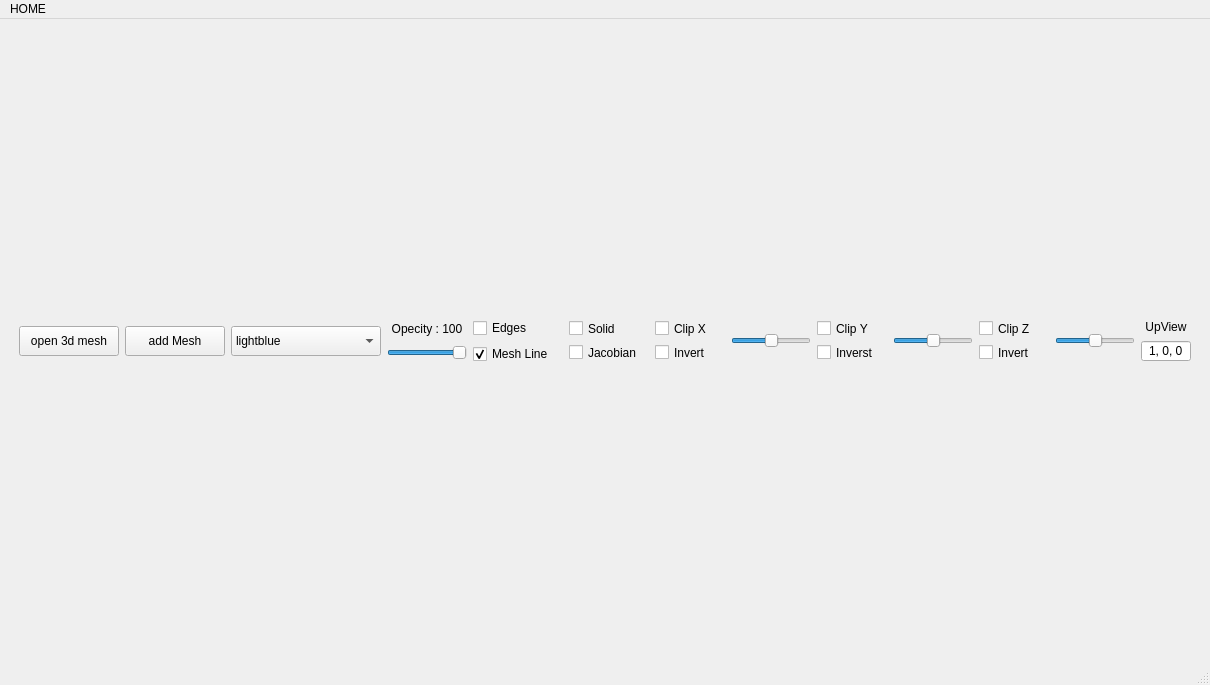
Qt form blankWindow.ui (Jongguk-Kim/MeshViewer) before a commit.
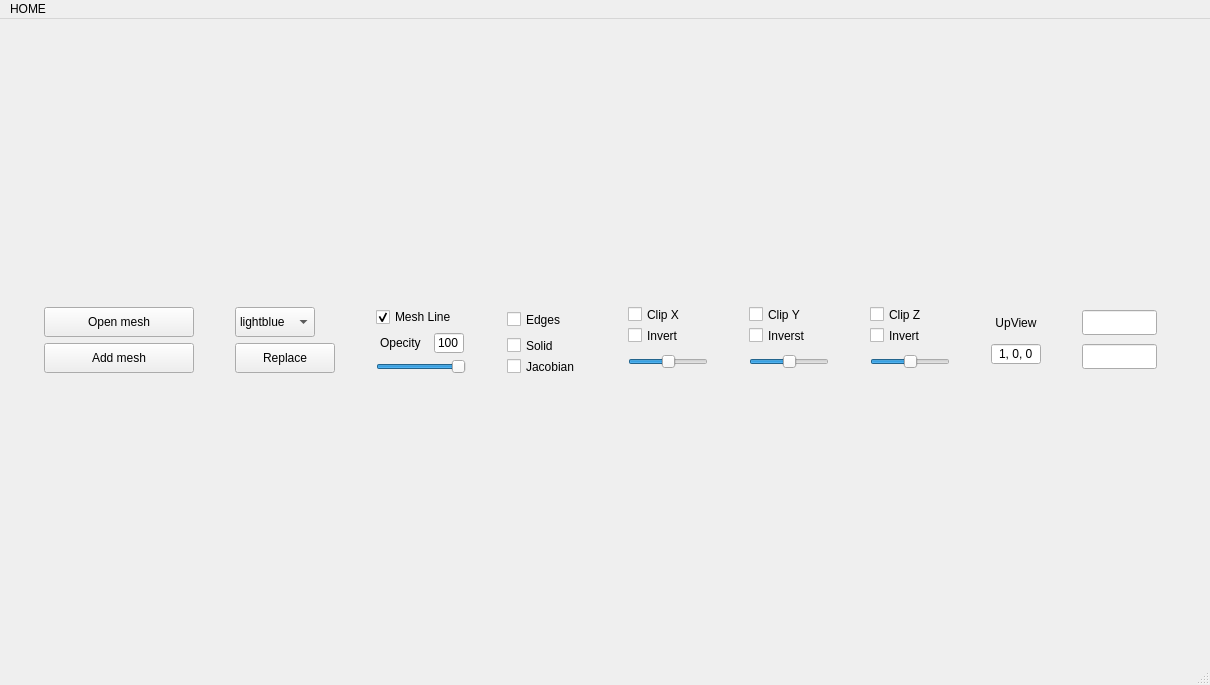
The same form after that commit.

Commit message:
sdb, sfric mesh reading
SMART GEOMETRY

What changed in the file:
```diff
--- a/blankWindow.ui
+++ b/blankWindow.ui
@@ -21,38 +21,54 @@
     <item row="0" column="0">
      <layout class="QHBoxLayout" name="horizontalLayout">
       <item>
+       <layout class="QVBoxLayout" name="verticalLayout_solid_Jaco_2">
+        <item>
        <widget class="QPushButton" name="pushButton_openfile">
         <property name="maximumSize">
          <size>
-          <width>100</width>
+            <width>150</width>
           <height>30</height>
          </size>
         </property>
         <property name="text">
-         <string>open 3d mesh</string>
+           <string>Open mesh</string>
         </property>
        </widget>
       </item>
       <item>
        <widget class="QPushButton" name="pushButton_add_Mesh">
+          <property name="minimumSize">
+           <size>
+            <width>150</width>
+            <height>0</height>
+           </size>
+          </property>
         <property name="maximumSize">
          <size>
-          <width>100</width>
+            <width>150</width>
           <height>30</height>
          </size>
         </property>
         <property name="text">
-         <string>add Mesh</string>
-        </property>
-       </widget>
+           <string>Add mesh</string>
+          </property>
+         </widget>
+        </item>
+       </layout>
       </item>
       <item>
        <layout class="QVBoxLayout" name="verticalLayout_color">
         <item>
          <widget class="QComboBox" name="comboBox">
+          <property name="minimumSize">
+           <size>
+            <width>80</width>
+            <height>30</height>
+           </size>
+          </property>
           <property name="maximumSize">
            <size>
-            <width>150</width>
+            <width>80</width>
             <height>30</height>
            </size>
           </property>
@@ -103,66 +119,24 @@
           </item>
          </widget>
         </item>
+        <item>
+         <widget class="QPushButton" name="pushButton_replaceCells">
+          <property name="maximumSize">
+           <size>
+            <width>100</width>
+            <height>30</height>
+           </size>
+          </property>
+          <property name="text">
+           <string>Replace</string>
+          </property>
+         </widget>
+        </item>
        </layout>
       </item>
       <item>
        <layout class="QVBoxLayout" name="verticalLayout_Opecity">
         <item>
-         <widget class="QLabel" name="label_opecity">
-          <property name="maximumSize">
-           <size>
-            <width>80</width>
-            <height>15</height>
-           </size>
-          </property>
-          <property name="text">
-           <string>Opecity : 100</string>
-          </property>
-          <property name="alignment">
-           <set>Qt::AlignCenter</set>
-          </property>
-         </widget>
-        </item>
-        <item>
-         <widget class="QSlider" name="horizontalSlider_opacity">
-          <property name="maximumSize">
-           <size>
-            <width>80</width>
-            <height>15</height>
-           </size>
-          </property>
-          <property name="maximum">
-           <number>100</number>
-          </property>
-          <property name="singleStep">
-           <number>5</number>
-          </property>
-          <property name="value">
-           <number>100</number>
-          </property>
-          <property name="orientation">
-           <enum>Qt::Horizontal</enum>
-          </property>
-         </widget>
-        </item>
-       </layout>
-      </item>
-      <item>
-       <layout class="QVBoxLayout" name="verticalLayout_edges">
-        <item>
-         <widget class="QCheckBox" name="checkBox_showEdges">
-          <property name="maximumSize">
-           <size>
-            <width>60</width>
-            <height>30</height>
-           </size>
-          </property>
-          <property name="text">
-           <string>Edges</string>
-          </property>
-         </widget>
-        </item>
-        <item>
          <widget class="QCheckBox" name="checkBox_meshLine">
           <property name="maximumSize">
            <size>
@@ -178,10 +152,87 @@
           </property>
          </widget>
         </item>
-       </layout>
+        <item>
+         <layout class="QHBoxLayout" name="horizontalLayout_2">
+          <property name="leftMargin">
+           <number>0</number>
+          </property>
+          <item>
+           <widget class="QLabel" name="label_opecity">
+            <property name="maximumSize">
+             <size>
+              <width>50</width>
+              <height>15</height>
+             </size>
+            </property>
+            <property name="text">
+             <string>Opecity </string>
+            </property>
+            <property name="alignment">
+             <set>Qt::AlignCenter</set>
+            </property>
+           </widget>
+          </item>
+          <item>
+           <widget class="QLineEdit" name="lineEdit_opecity">
+            <property name="maximumSize">
+             <size>
+              <width>30</width>
+              <height>20</height>
+             </size>
+            </property>
+            <property name="text">
+             <string>100</string>
+            </property>
+            <property name="alignment">
+             <set>Qt::AlignCenter</set>
+            </property>
+           </widget>
+          </item>
+         </layout>
+        </item>
+        <item>
+         <widget class="QSlider" name="horizontalSlider_opacity">
+          <property name="maximumSize">
+           <size>
+            <width>90</width>
+            <height>15</height>
+           </size>
+          </property>
+          <property name="maximum">
+           <number>100</number>
+          </property>
+          <property name="singleStep">
+           <number>5</number>
+          </property>
+          <property name="value">
+           <number>100</number>
+          </property>
+          <property name="orientation">
+           <enum>Qt::Horizontal</enum>
+          </property>
+         </widget>
+        </item>
+       </layout>
+      </item>
+      <item>
+       <layout class="QVBoxLayout" name="verticalLayout_edges"/>
       </item>
       <item>
        <layout class="QVBoxLayout" name="verticalLayout_solid_Jaco">
+        <item>
+         <widget class="QCheckBox" name="checkBox_showEdges">
+          <property name="maximumSize">
+           <size>
+            <width>60</width>
+            <height>30</height>
+           </size>
+          </property>
+          <property name="text">
+           <string>Edges</string>
+          </property>
+         </widget>
+        </item>
         <item>
          <widget class="QCheckBox" name="checkBox_Solid">
           <property name="maximumSize">
@@ -238,8 +289,6 @@
           </property>
          </widget>
         </item>
-       </layout>
-      </item>
       <item>
        <widget class="QSlider" name="horizontalSlider_x_clipping">
         <property name="maximumSize">
@@ -265,6 +314,8 @@
         </property>
        </widget>
       </item>
+       </layout>
+      </item>
       <item>
        <layout class="QVBoxLayout" name="verticalLayout_yClipping">
         <item>
@@ -293,8 +344,6 @@
           </property>
          </widget>
         </item>
-       </layout>
-      </item>
       <item>
        <widget class="QSlider" name="horizontalSlider_y_clipping">
         <property name="maximumSize">
@@ -320,6 +369,8 @@
         </property>
        </widget>
       </item>
+       </layout>
+      </item>
       <item>
        <layout class="QVBoxLayout" name="verticalLayout_zClipping">
         <item>
@@ -348,8 +399,6 @@
           </property>
          </widget>
         </item>
-       </layout>
-      </item>
       <item>
        <widget class="QSlider" name="horizontalSlider_z_clipping">
         <property name="maximumSize">
@@ -375,6 +424,8 @@
         </property>
        </widget>
       </item>
+       </layout>
+      </item>
       <item>
        <layout class="QVBoxLayout" name="verticalLayout_zClipping_2">
         <item>
@@ -417,6 +468,30 @@
         </item>
        </layout>
       </item>
+      <item>
+       <layout class="QVBoxLayout" name="verticalLayout_zClipping_3">
+        <item>
+         <widget class="QLineEdit" name="lineEdit_showNodes">
+          <property name="maximumSize">
+           <size>
+            <width>75</width>
+            <height>25</height>
+           </size>
+          </property>
+         </widget>
+        </item>
+        <item>
+         <widget class="QLineEdit" name="lineEdit_showElements">
+          <property name="maximumSize">
+           <size>
+            <width>75</width>
+            <height>25</height>
+           </size>
+          </property>
+         </widget>
+        </item>
+       </layout>
+      </item>
      </layout>
     </item>
    </layout>
```
Lines whose indentation alone changed are shown as unchanged. The commit also changes 4 other files.
